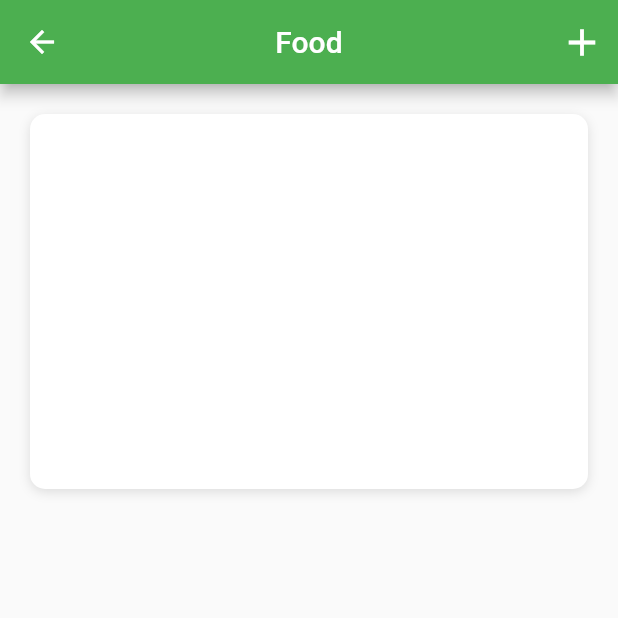
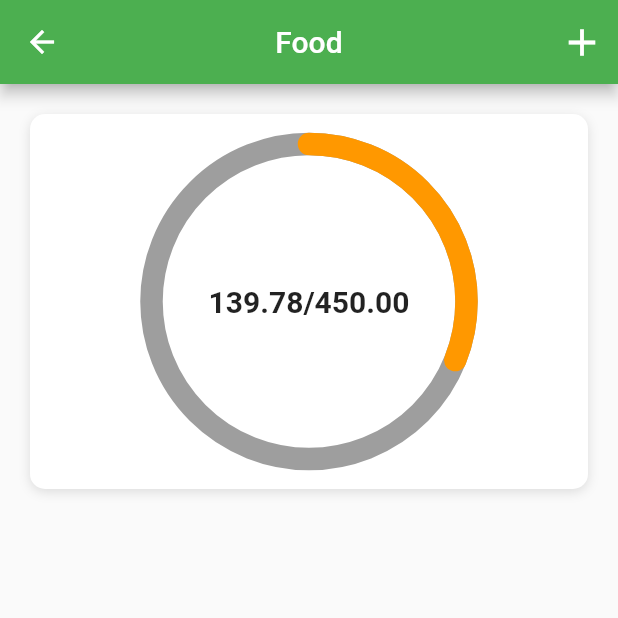
Before and after one commit to rizkitriandani/teman_finansial_app, a Flutter app: the screen it shows after launch, after a tap on "Food", on a phone screen of 412 x 824 dp, the top half of it. Run offline on Flutter 3.47's test engine with Material 2 defaults, Android fonts, the phone set to English and light mode, and no system bars; our stand-ins replace get, sizer.

Commit message:
Add Radial Progress Bar.

```diff
--- a/lib/ui/category_screen.dart
+++ b/lib/ui/category_screen.dart
@@ -1,6 +1,9 @@
 import 'package:flutter/material.dart';
+import 'package:teman_finansial_app/helpers/color_helper.dart';
 import 'package:teman_finansial_app/models/category_model.dart';
 import 'package:get/get.dart';
+import 'package:teman_finansial_app/models/expense_model.dart';
+import 'package:teman_finansial_app/ui/widgets/radial_painter.dart';
 
 class CategoryScreen extends StatelessWidget {
   final Category category;
@@ -9,6 +12,14 @@ class CategoryScreen extends StatelessWidget {
 
   @override
   Widget build(BuildContext context) {
+    double totalAmountSpent = 0;
+    category.expenses.forEach((Expense expense) {
+      totalAmountSpent += expense.cost;
+    });
+
+    final double amountLeft = category.maxAmount - totalAmountSpent;
+    final double percent = amountLeft / category.maxAmount;
+
     return Scaffold(
       appBar: AppBar(
         centerTitle: true,
@@ -39,6 +50,22 @@ class CategoryScreen extends StatelessWidget {
                     )
                   ],
                   borderRadius: BorderRadius.circular(10)),
+              child: CustomPaint(
+                foregroundPainter: RadialPainter(
+                  bgColor: Colors.grey,
+                  lineColor: getColor(context,percent),
+                  percent: percent,
+                  width: 15,
+                ),
+                child: Center(
+                  child: Text(
+                    amountLeft.toStringAsFixed(2) +
+                        "/" +
+                        category.maxAmount.toStringAsFixed(2),
+                    style: TextStyle(fontSize: 20, fontWeight: FontWeight.w600),
+                  ),
+                ),
+              ),
             ),
           ],
         ),
--- a/lib/ui/home_screen.dart
+++ b/lib/ui/home_screen.dart
@@ -16,7 +16,11 @@ class HomeScreen extends StatelessWidget {
       //     context,
       //     MaterialPageRoute(
       //         builder: (_) => CategoryScreen(category: category))),
-      onTap: () => Get.to(CategoryScreen(category: category,),),
+      onTap: () => Get.to(
+        CategoryScreen(
+          category: category,
+        ),
+      ),
       child: Container(
         margin: EdgeInsets.symmetric(horizontal: 20, vertical: 10),
         padding: EdgeInsets.all(20),
@@ -99,7 +103,9 @@ class HomeScreen extends StatelessWidget {
               floating: true,
               forceElevated: true,
               leading: IconButton(
-                onPressed: () {},
+                onPressed: () {
+                  Get.snackbar("Setting", "Coming Soon");
+                },
                 icon: Icon(Icons.settings),
                 iconSize: 7.w,
               ),
@@ -109,7 +115,11 @@ class HomeScreen extends StatelessWidget {
               ),
               actions: [
                 IconButton(
-                    onPressed: () {}, icon: Icon(Icons.add), iconSize: 7.w)
+                    onPressed: () {
+                      Get.snackbar("Add Spending", "Coming Soon");
+                    },
+                    icon: Icon(Icons.add),
+                    iconSize: 7.w)
               ],
             ),
             //! APP BAR
--- /dev/null
+++ b/lib/ui/widgets/radial_painter.dart
@@ -0,0 +1,48 @@
+import 'dart:math';
+
+import 'package:flutter/material.dart';
+
+class RadialPainter extends CustomPainter {
+  final Color bgColor;
+  final Color lineColor;
+  final double percent;
+  final double width;
+
+  RadialPainter(
+      {required this.bgColor,
+      required this.lineColor,
+      required this.percent,
+      required this.width});
+
+  @override
+  void paint(Canvas canvas, Size size) {
+    //! INI UNTUK BACKGROUNDNYA
+    Paint bgLine = Paint()
+      ..color = bgColor
+      ..strokeCap = StrokeCap.round
+      ..style = PaintingStyle.stroke
+      ..strokeWidth = width;
+
+    //! INI UNTUK PROGRESS COLORNYA
+    Paint completeLine = Paint()
+      ..color = lineColor
+      ..strokeCap = StrokeCap.round
+      ..style = PaintingStyle.stroke
+      ..strokeWidth = width;
+
+    Offset center = Offset(size.width / 2, size.height / 2);
+
+    double radius = min(size.width / 2, size.height / 2);
+
+    canvas.drawCircle(center, radius, bgLine);
+
+    double sweepAngle = 2 * pi * percent;
+    canvas.drawArc(Rect.fromCircle(center: center, radius: radius), -pi / 2,
+        sweepAngle, false, completeLine);
+  }
+
+  @override
+  bool shouldRepaint(covariant CustomPainter oldDelegate) {
+    return true;
+  }
+}
```
